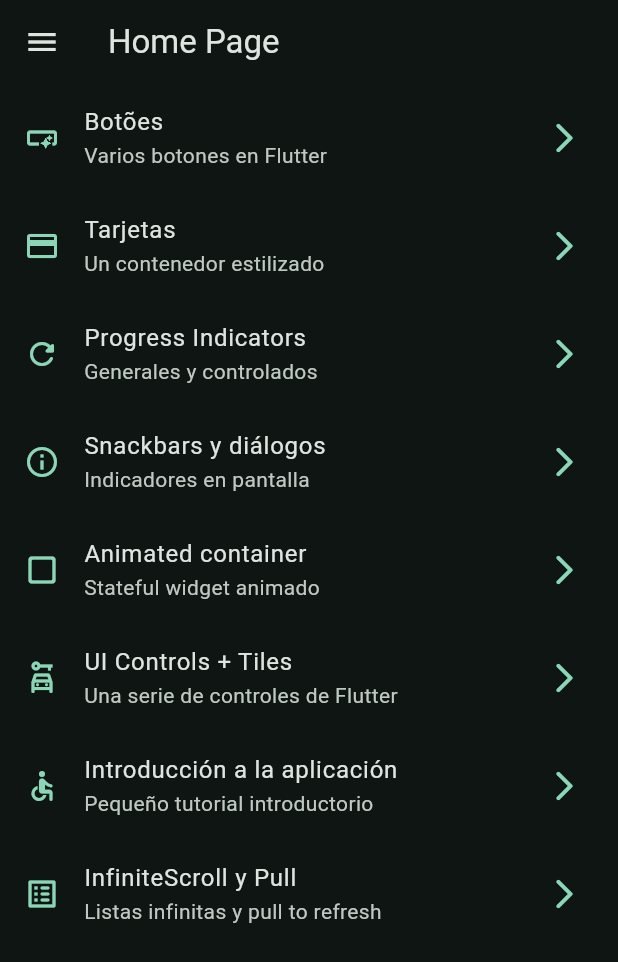
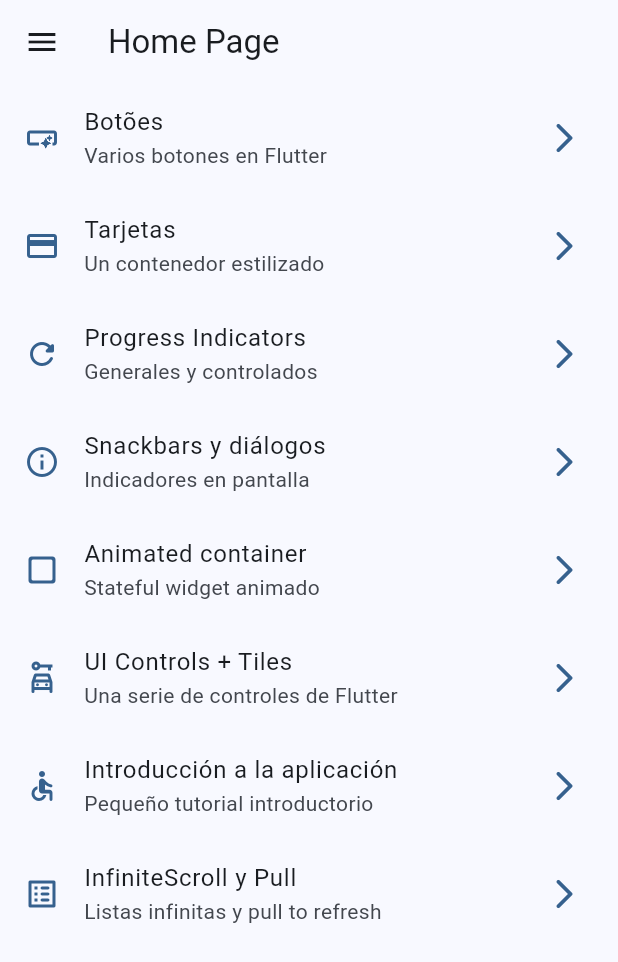
Before and after one commit to gilvancosta/Flutter-Practical-Applications, a Flutter app: the screen it shows after launch, on a phone screen of 412 x 824 dp. Shown: the top 962 px of the screen. Run offline on Flutter 3.47's test engine with Material 3 defaults, Android fonts, the phone set to English and light mode, and no system bars; our stand-ins replace animate_do, flutter_riverpod, go_router, riverpod_annotation; generated files the repository leaves out were written again.

Commit message:
appTheme

```diff
--- a/lib/src/app.dart
+++ b/lib/src/app.dart
@@ -1,9 +1,8 @@
 import 'package:flutter/material.dart';
 import 'package:flutter_riverpod/flutter_riverpod.dart';
-
 import 'core/router/app_router.dart';
 import 'core/theme/app_theme.dart';
-
+import 'ui/pages/riverpod/theme_changer/providers/theme_changer_provider.dart';
 
 class MyApp extends ConsumerWidget {
   const MyApp({super.key});
@@ -11,13 +10,19 @@ class MyApp extends ConsumerWidget {
   @override
   Widget build(BuildContext context, WidgetRef ref) {
     final appRouter = ref.watch(appRouterProvider);
-    // final isDarkMode = ref.watch(darkModeProvider);
+
+   // final isDarkmode = ref.watch(isDarkModeProvider2);
+   // final selectedColor = ref.watch(selectedColorProvider);
+
+      final AppTheme appTheme = ref.watch( themeNotifierProvider );
 
     return MaterialApp.router(
       title: 'Riverpod Providers',
       debugShowCheckedModeBanner: false,
       routerConfig: appRouter,
-      theme: AppTheme(isDarkMode: true).getTheme(),
+    //  theme: AppTheme(selectedColor: selectedColor, isDarkmode: isDarkmode).getTheme(),
+      theme: appTheme.getTheme(),
+
     );
   }
 }
--- a/lib/src/core/router/app_router.dart
+++ b/lib/src/core/router/app_router.dart
@@ -4,6 +4,8 @@ import 'package:go_router/go_router.dart';
 import 'package:riverpod_annotation/riverpod_annotation.dart';
 import '../../ui/pages/home/home_page.dart';
 
+import '../../ui/pages/riverpod/counter/counter_page.dart';
+import '../../ui/pages/riverpod/theme_changer/theme_changer_page.dart';
 import '../../ui/pages/seccion10/animated/animated_screen.dart';
 import '../../ui/pages/seccion10/app_tutorial/app_tutorial_screen.dart';
 import '../../ui/pages/seccion10/buttons/buttons_screen.dart';
@@ -66,6 +68,18 @@ GoRouter appRouter(AppRouterRef ref) {
         name: InfiniteScrollScreen.name,
         builder: (context, state) => const InfiniteScrollScreen(),
       ),
+      GoRoute(
+        path: '/counter-river',
+        name: CounterPage.titlePage,
+        builder: (context, state) => const CounterPage(),
+      ),
+      GoRoute(
+        path: '/theme-changer-river',
+        name: ThemeChangerPage.titlePage,
+        builder: (context, state) => const ThemeChangerPage(),
+      ),
+
+
     ],
   );
 }
--- a/lib/src/core/theme/app_theme.dart
+++ b/lib/src/core/theme/app_theme.dart
@@ -1,26 +1,48 @@
+import 'package:flutter/material.dart';
+
+const colorList = <Color>[
+  Colors.blue,
+  Colors.teal,
+  Colors.green,
+  Colors.red,
+  Colors.purple,
+  Colors.deepPurple,
+  Colors.orange,
+  Colors.pink,
+  Colors.pinkAccent,
+];
 
 
-import 'package:flutter/material.dart';
-
-
-const seedColor = Color.fromARGB(255, 7, 80, 59);
 
 class AppTheme {
 
-  final bool isDarkMode;
+  final int selectedColor;
+  final bool isDarkmode;
 
-  AppTheme({ required this.isDarkMode });
-
+  AppTheme({
+    this.selectedColor = 0,
+    this.isDarkmode = false,
+  }): assert( selectedColor >= 0, 'Selected color must be greater then 0' ),
+      assert( selectedColor < colorList.length,
+        'Selected color must be less or equal than ${ colorList.length - 1 }');
 
   ThemeData getTheme() => ThemeData(
     useMaterial3: true,
-    colorSchemeSeed: seedColor,
-    brightness: isDarkMode ? Brightness.dark : Brightness.light,
+    brightness: isDarkmode ? Brightness.dark : Brightness.light,
 
-    listTileTheme: const ListTileThemeData(
-      iconColor: seedColor,
+    colorSchemeSeed: colorList[ selectedColor ],
+    appBarTheme: const AppBarTheme(
+      centerTitle: false
     ),
+  );
 
+
+  AppTheme copyWith({
+    int? selectedColor,
+    bool? isDarkmode
+  }) => AppTheme(
+    selectedColor: selectedColor ?? this.selectedColor,
+    isDarkmode: isDarkmode ?? this.isDarkmode,
   );
 
 }
--- a/lib/src/ui/pages/home/home_page.dart
+++ b/lib/src/ui/pages/home/home_page.dart
@@ -15,14 +15,14 @@ class _HomePageState extends State<HomePage> {
 
   @override
   Widget build(BuildContext context) {
-    final scaffoldKey = GlobalKey<ScaffoldState>();
+    //  final scaffoldKey = GlobalKey<ScaffoldState>();
 
     return Scaffold(
       appBar: AppBar(
         title: const Text('Home Page'),
       ),
       // ignore: prefer_const_constructors
-      drawer: NavigationDrawerWidget(scaffoldKey: scaffoldKey),
+      drawer: NavigationDrawerWidget(),
       body: const ListViewWidget(),
     );
   }
--- /dev/null
+++ b/lib/src/ui/pages/riverpod/counter/providers/counter_provider.dart
@@ -0,0 +1,3 @@
+import 'package:flutter_riverpod/flutter_riverpod.dart';
+
+final counterProvider = StateProvider((ref) => 10);
--- /dev/null
+++ b/lib/src/ui/pages/riverpod/counter/providers/theme_provider.dart
@@ -0,0 +1,3 @@
+import 'package:flutter_riverpod/flutter_riverpod.dart';
+
+final isDarkModeProvider1 = StateProvider((ref) => false);
--- /dev/null
+++ b/lib/src/ui/pages/riverpod/theme_changer/providers/theme_changer_provider.dart
@@ -0,0 +1,42 @@
+import 'package:flutter_riverpod/flutter_riverpod.dart';
+
+import '../../../../../core/theme/app_theme.dart';
+
+
+
+
+// Listado de colores inmutable
+final colorListProvider = Provider((ref) => colorList);
+
+// Un simple boolean
+final isDarkModeProvider2 = StateProvider((ref) => false);
+
+// Un simple int
+final selectedColorProvider = StateProvider((ref) => 0);
+
+
+
+
+// Un objeto de tipo AppTheme (custom)
+final themeNotifierProvider = StateNotifierProvider<ThemeNotifier, AppTheme>(
+  (ref) => ThemeNotifier(),
+);
+
+
+// Controller ou Notifier
+class ThemeNotifier extends StateNotifier<AppTheme> {
+
+  // STATE = Estado = new AppTheme();
+  ThemeNotifier(): super( AppTheme() );
+
+
+  void toggleDarkmode() {
+    state = state.copyWith( isDarkmode: !state.isDarkmode  );
+  }
+
+  void changeColorIndex( int colorIndex) {
+    state = state.copyWith( selectedColor: colorIndex );
+  }
+
+
+}
```
Also changed, not shown: lib/src/core/widgets/menu/navigation_drawer/navigation_drawer_widget.dart (+4 -3 lines), lib/src/core/widgets/menu/navigation_drawer/widgets/menu_items.dart (+18 -40 lines), lib/src/ui/pages/riverpod/counter/counter_page.dart (added, +55 -0 lines), lib/src/ui/pages/riverpod/counter/providers/counter2_provider.dart (added, +13 -0 lines), lib/src/ui/pages/riverpod/theme_changer/theme_changer_page.dart (added, +37 -0 lines), lib/src/ui/pages/riverpod/theme_changer/widgets/theme_changer_widget.dart (added, +35 -0 lines), lib/src/ui/pages/riverpod/counter/providers/counter2_provider.g.dart.
